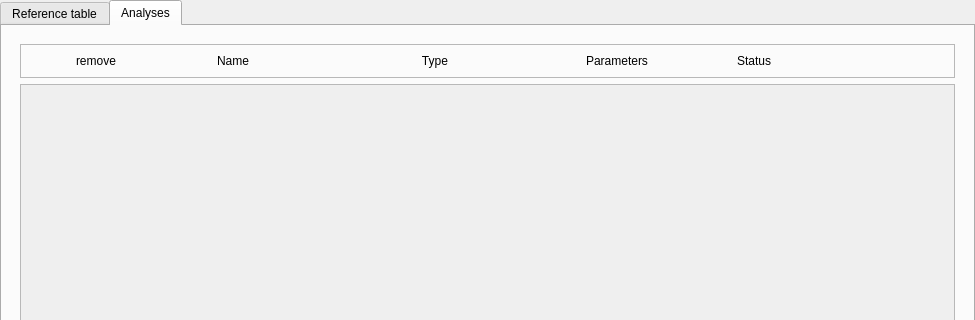
Before: the Qt Designer form python_interface/uis/Project.ui in cbgp/diyabc, drawn with Qt 5; both pictures show x 0 to 975 and y 0 to 320 of the 975 by 850 pixel window.
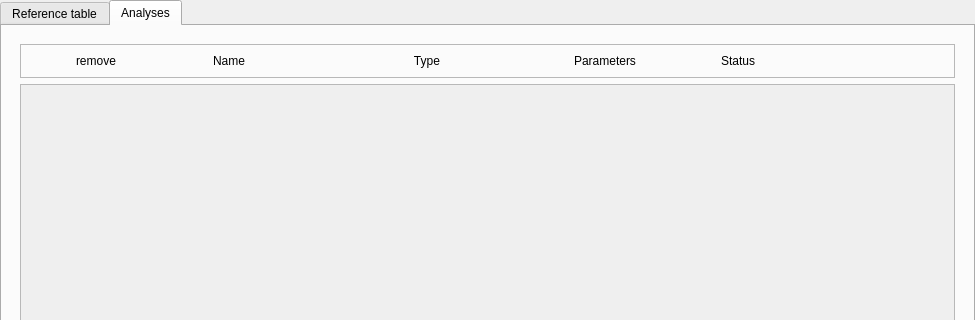
After: the same form once the commit is applied. The open tabs and pages were chosen to show the change.

What changed in the file:
```diff
--- a/python_interface/uis/Project.ui
+++ b/python_interface/uis/Project.ui
@@ -934,6 +934,21 @@
              <property name="spacing">
               <number>1</number>
              </property>
+             <property name="topMargin">
+              <number>0</number>
+             </property>
+             <property name="bottomMargin">
+              <number>0</number>
+             </property>
+             <item>
+              <widget class="QFrame" name="frame_7">
+               <property name="frameShape">
+                <enum>QFrame::NoFrame</enum>
+               </property>
+               <property name="frameShadow">
+                <enum>QFrame::Raised</enum>
+               </property>
+               <layout class="QHBoxLayout" name="horizontalLayout">
              <item>
               <widget class="QLabel" name="label_2">
                <property name="minimumSize">
@@ -1048,13 +1063,13 @@
               <widget class="QLabel" name="label_18">
                <property name="minimumSize">
                 <size>
-                 <width>70</width>
+                    <width>90</width>
                  <height>0</height>
                 </size>
                </property>
                <property name="maximumSize">
                 <size>
-                 <width>70</width>
+                    <width>90</width>
                  <height>16777215</height>
                 </size>
                </property>
@@ -1066,6 +1081,9 @@
             </layout>
            </widget>
           </item>
+            </layout>
+           </widget>
+          </item>
           <item>
            <widget class="QScrollArea" name="scrollArea">
             <property name="widgetResizable">
@@ -1084,6 +1102,12 @@
               <property name="spacing">
                <number>1</number>
               </property>
+              <property name="topMargin">
+               <number>1</number>
+              </property>
+              <property name="bottomMargin">
+               <number>1</number>
+              </property>
              </layout>
             </widget>
            </widget>
```
Lines whose indentation alone changed are shown as unchanged.
